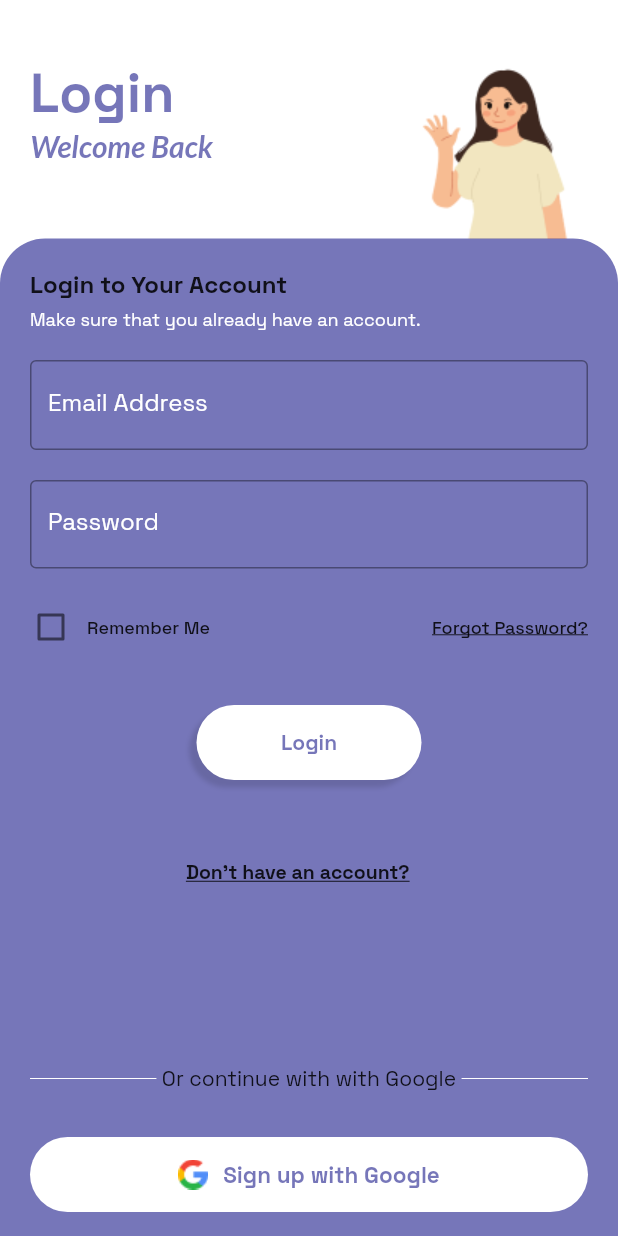
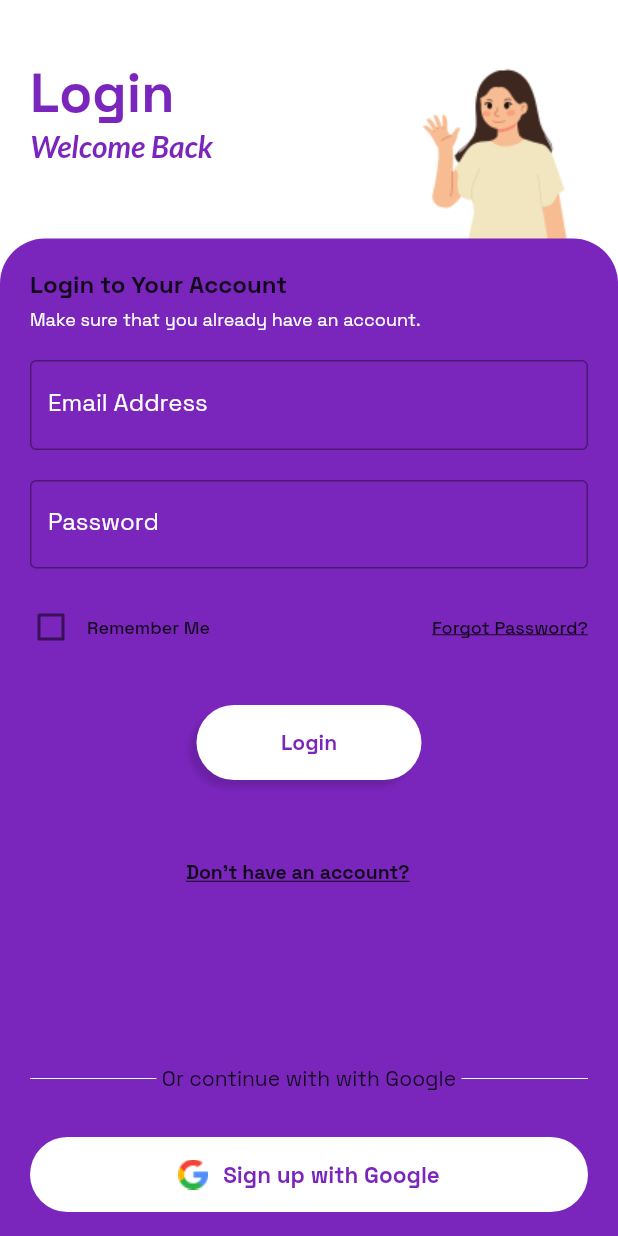
Before and after one commit to Chatepawan/Imaginarium_1, a Flutter app: the screen it shows after launch, on a phone screen of 412 x 824 dp. Run offline on Flutter 3.47's test engine with Material 2 defaults, Android fonts, the phone set to English and light mode, and no system bars; our stand-ins replace carousel_slider, firebase_auth, firebase_core, fluttertoast, get, google_fonts; missing offline and left inert: animator, ar_flutter_plugin, arcore_flutter_plugin, jumping_dot; accounts and stored records are empty.

Commit message:
Initial Commit

```diff
--- a/lib/src/constants/colors.dart
+++ b/lib/src/constants/colors.dart
@@ -3,7 +3,7 @@ import 'package:flutter/material.dart';
 
 
 // const primaryColor = Color.fromRGBO(245, 242, 255, 0.9);
-const primaryColor = Color.fromRGBO(50, 50, 150, 0.67);
+const primaryColor = Color(0xFF7A25BC);
 const secondaryColor = Color(0xFF744EE5);
 // const primaryColor = Color.fromRGBO(r, g, b, opacity)
 const accentColor = Color(0xFF1A6CA8);
--- a/pubspec.yaml
+++ b/pubspec.yaml
@@ -47,6 +47,7 @@ dependencies:
   jumping_dot: ^0.0.6
   animator: ^3.3.0
   fluttertoast: ^8.2.2
+  get: ^4.6.6
 
 dev_dependencies:
   flutter_test:
```
Also changed, not shown: lib/src/features/authentication/controllers/signup_controller.dart (added, +17 -0 lines), pubspec.lock.
